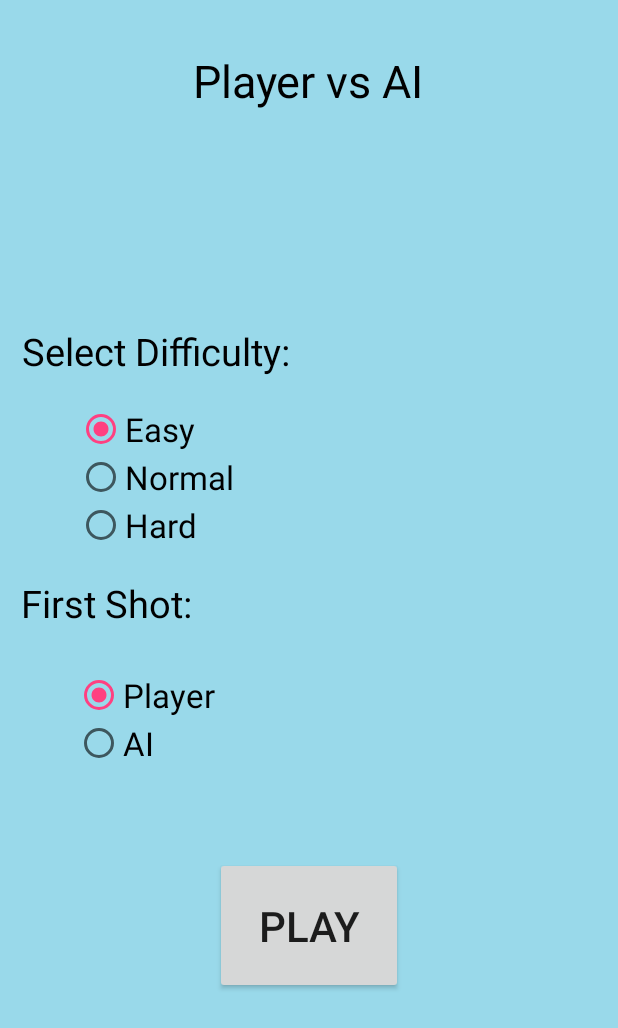
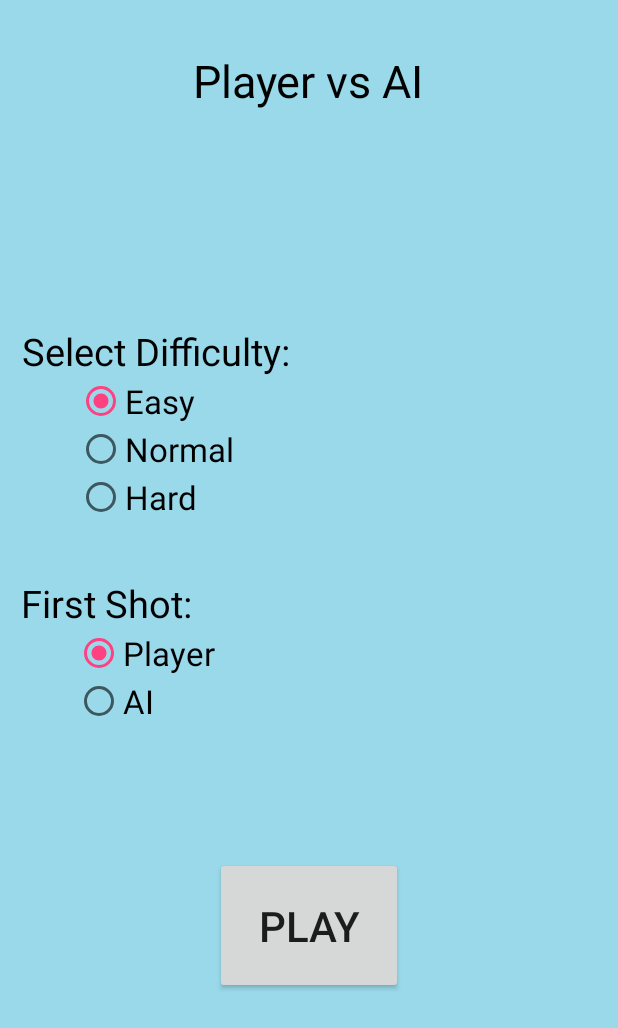
Before and after one commit to Mishobu/TicTacToe, an Android app: the layout config_main.xml on its own in the app's theme, with its tools: preview values and no code run, on a phone screen of 412 x 824 dp. Shown: the top 1028 px of the screen. Run offline under Robolectric (Android 15) with nearby library versions, the phone set to English and light mode, and no system bars.

Commit message:
inicio y config

```diff
--- a/app/src/main/java/com/mishobu/tictactoe/MainActivity.java
+++ b/app/src/main/java/com/mishobu/tictactoe/MainActivity.java
@@ -1,7 +1,6 @@
 package com.mishobu.tictactoe;
 
 import android.app.Activity;
-import android.support.v7.app.AppCompatActivity;
 import android.os.Bundle;
 
 public class MainActivity extends Activity {
--- a/app/src/main/res/layout/config_main.xml
+++ b/app/src/main/res/layout/config_main.xml
@@ -35,7 +35,12 @@
         <RelativeLayout
             android:layout_width="match_parent"
             android:layout_height="133dp">
-
+        <RadioGroup xmlns:android="http://schemas.android.com/apk/res/android"
+            android:layout_width="fill_parent"
+            android:layout_height="wrap_content"
+            android:orientation="vertical"
+            android:id="@+id/Difficulty"
+            android:checkedButton="@+id/difficulty">
             <RadioButton
                 android:layout_width="140dp"
                 android:layout_height="wrap_content"
@@ -45,9 +50,7 @@
                 android:textSize="22sp"
                 android:layout_marginLeft="51dp"
                 android:layout_marginStart="51dp"
-                android:layout_above="@+id/Normal"
-                android:layout_alignParentLeft="true"
-                android:layout_alignParentStart="true" />
+                />
 
             <RadioButton
                 android:layout_width="wrap_content"
@@ -56,9 +59,7 @@
                 android:id="@+id/Normal"
                 android:checked="false"
                 android:textSize="22sp"
-                android:layout_centerVertical="true"
-                android:layout_alignLeft="@+id/Easy"
-                android:layout_alignStart="@+id/Easy" />
+                android:layout_marginLeft="51dp" />
 
             <RadioButton
                 android:layout_width="wrap_content"
@@ -67,9 +68,8 @@
                 android:id="@+id/Hard"
                 android:checked="false"
                 android:textSize="22sp"
-                android:layout_below="@+id/Normal"
-                android:layout_alignLeft="@+id/Normal"
-                android:layout_alignStart="@+id/Normal" />
+                android:layout_marginLeft="51dp" />
+        </RadioGroup>
         </RelativeLayout>
 
         <TextView
@@ -85,7 +85,12 @@
             android:layout_width="match_parent"
             android:layout_height="102dp"
             android:layout_weight="0.12">
-
+        <RadioGroup xmlns:android="http://schemas.android.com/apk/res/android"
+            android:layout_width="wrap_content"
+            android:layout_height="wrap_content"
+            android:orientation="vertical"
+            android:id="@+id/Shot"
+            android:checkedButton="@+id/shot">
             <RadioButton
                 android:layout_width="140dp"
                 android:layout_height="wrap_content"
@@ -94,10 +99,7 @@
                 android:checked="true"
                 android:textSize="22sp"
                 android:layout_marginLeft="50dp"
-                android:layout_marginStart="50dp"
-                android:layout_above="@+id/AI"
-                android:layout_alignParentLeft="true"
-                android:layout_alignParentStart="true" />
+                android:layout_marginStart="50dp" />
 
             <RadioButton
                 android:layout_width="140dp"
@@ -106,10 +108,8 @@
                 android:id="@+id/AI"
                 android:checked="false"
                 android:textSize="22sp"
-                android:layout_centerVertical="true"
-                android:layout_alignLeft="@+id/Player"
-                android:layout_alignStart="@+id/Player" />
-
+                android:layout_marginLeft="50dp" />
+        </RadioGroup>
         </RelativeLayout>
 
         <Button
@@ -117,6 +117,7 @@
             android:layout_height="wrap_content"
             android:text="@string/Play"
             android:id="@+id/Play"
+            android:onClick="startPvE"
             android:layout_gravity="center_horizontal"
             android:layout_weight="0.08"
             android:textSize="28sp" />
```
Also changed, not shown: app/src/main/res/raw/gato - copia.png (deleted), 1 other file.
